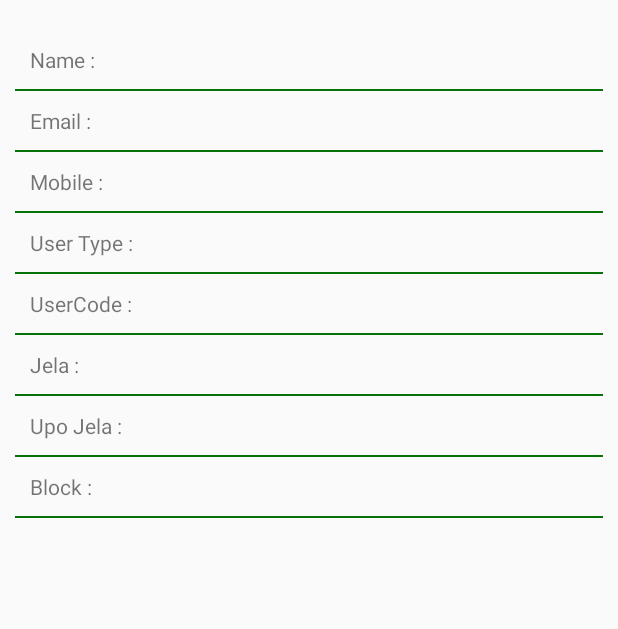
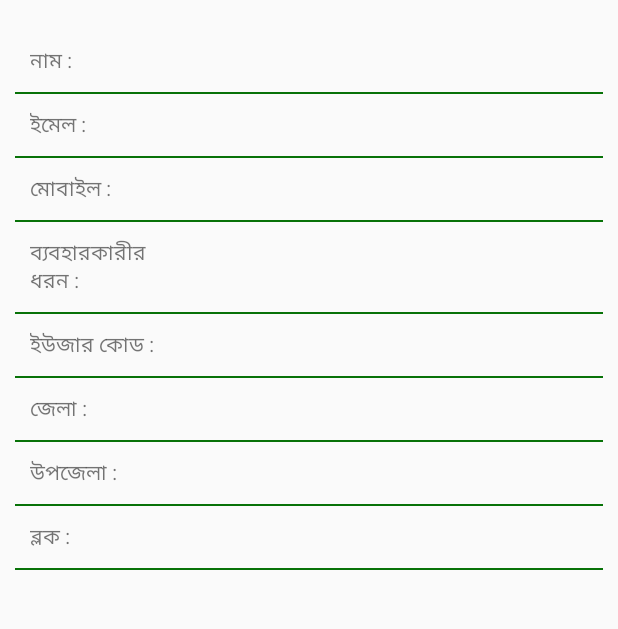
Before and after one commit to Rocko786/KrishiBackOffice, an Android app: the layout fragment_my_profile.xml on its own in the app's theme, with its tools: preview values and no code run, on a phone screen of 412 x 824 dp, the part 270-899 px from its top. Run offline under Robolectric (Android 15) with nearby library versions, the light colour scheme and no system bars; Roboto replaces fonts that are not available here.

Commit message:
Modification Page

```diff
--- a/app/build.gradle
+++ b/app/build.gradle
@@ -9,8 +9,8 @@ android {
         applicationId "com.utsav.krishibackoffice"
         minSdk 22
         targetSdk 30
-        versionCode 4
-        versionName "1.4"
+        versionCode 5
+        versionName "1.5"
 
         testInstrumentationRunner "androidx.test.runner.AndroidJUnitRunner"
     }
--- a/app/src/main/java/com/utsav/krishibackoffice/fragments/DataReportFragment.java
+++ b/app/src/main/java/com/utsav/krishibackoffice/fragments/DataReportFragment.java
@@ -206,6 +206,7 @@ public class DataReportFragment extends Fragment {
                 dataEntryReportViewModel.getDataEntryReportGetAll(entrymodel).observe(mainActivity, datareports -> {
                     setProgressbar(0);
                 List<DataEntryReportListModel> dataEntryReportListModels = datareports.getDataEntryReportListModels();
+                if(dataEntryReportListModels!=null)
                 dataEntryReportListModelArrayList.addAll(dataEntryReportListModels);
                    // dataEntryReportAdapter.notifyDataSetChanged();
                     if(dataEntryReportListModelArrayList.size() > 0){
@@ -216,7 +217,7 @@ public class DataReportFragment extends Fragment {
                     }
                     else {
                         setProgressbar(0);
-                        showAlertMessage("Data Not Found");
+                        showAlertMessage("তথ্য পাওয়া যায়নি |");
                         rel_search.setVisibility(View.VISIBLE);
                         rel_report.setVisibility(View.GONE);
                     }
--- a/app/src/main/java/com/utsav/krishibackoffice/networking/RetrofitService.java
+++ b/app/src/main/java/com/utsav/krishibackoffice/networking/RetrofitService.java
@@ -4,8 +4,8 @@ import retrofit2.Retrofit;
 import retrofit2.converter.gson.GsonConverterFactory;
 
 public class RetrofitService {
-    public static String baseUrl="http://engineersglobe.in/api/";
-    public  static Retrofit retrofit=new Retrofit.Builder()
+    public static String baseUrl="http://api.daejsr.info/api/";
+    public static Retrofit retrofit=new Retrofit.Builder()
             .baseUrl(baseUrl)
             .addConverterFactory(GsonConverterFactory.create())
             .build();
--- a/app/src/main/res/layout/fragment_my_profile.xml
+++ b/app/src/main/res/layout/fragment_my_profile.xml
@@ -39,7 +39,7 @@
                         android:layout_width="match_parent"
                         android:layout_height="wrap_content"
                         android:layout_weight="0.7"
-                        android:text="Name :" />
+                        android:text="নাম :" />
 
                     <TextView
                         android:id="@+id/txt_name"
@@ -67,7 +67,7 @@
                         android:layout_width="match_parent"
                         android:layout_height="wrap_content"
                         android:layout_weight="0.7"
-                        android:text="Email :" />
+                        android:text="ইমেল :" />
 
                     <TextView
                         android:id="@+id/txt_email"
@@ -95,7 +95,7 @@
                         android:layout_width="match_parent"
                         android:layout_height="wrap_content"
                         android:layout_weight="0.7"
-                        android:text="Mobile :" />
+                        android:text="মোবাইল :" />
 
                     <TextView
                         android:id="@+id/txt_mobile"
@@ -124,7 +124,7 @@
                         android:layout_width="match_parent"
                         android:layout_height="wrap_content"
                         android:layout_weight="0.7"
-                        android:text="User Type :" />
+                        android:text="ব্যবহারকারীর ধরন :" />
 
                     <TextView
                         android:id="@+id/txt_usertype"
@@ -153,7 +153,7 @@
                         android:layout_width="match_parent"
                         android:layout_height="wrap_content"
                         android:layout_weight="0.7"
-                        android:text="UserCode :" />
+                        android:text="ইউজার কোড :" />
 
                     <TextView
                         android:id="@+id/txt_usercode"
@@ -182,7 +182,7 @@
                         android:layout_width="match_parent"
                         android:layout_height="wrap_content"
                         android:layout_weight="0.7"
-                        android:text="Jela :" />
+                        android:text="জেলা :" />
 
                     <TextView
                         android:id="@+id/txt_userJela"
@@ -211,7 +211,7 @@
                         android:layout_width="match_parent"
                         android:layout_height="wrap_content"
                         android:layout_weight="0.7"
-                        android:text="Upo Jela :" />
+                        android:text="উপজেলা :" />
 
                     <TextView
                         android:id="@+id/txt_userUpojela"
@@ -240,7 +240,7 @@
                         android:layout_width="match_parent"
                         android:layout_height="wrap_content"
                         android:layout_weight="0.7"
-                        android:text="Block :" />
+                        android:text="ব্লক :" />
 
                     <TextView
                         android:id="@+id/txt_userBlock"
```
Also changed, not shown: app/src/main/java/com/utsav/krishibackoffice/fragments/DataEntryFragment.java (+11 -2 lines), app/src/main/res/layout/fragment_data_entry.xml (+4 -4 lines), app/src/main/res/layout/fragment_data_report.xml (+4 -4 lines).
